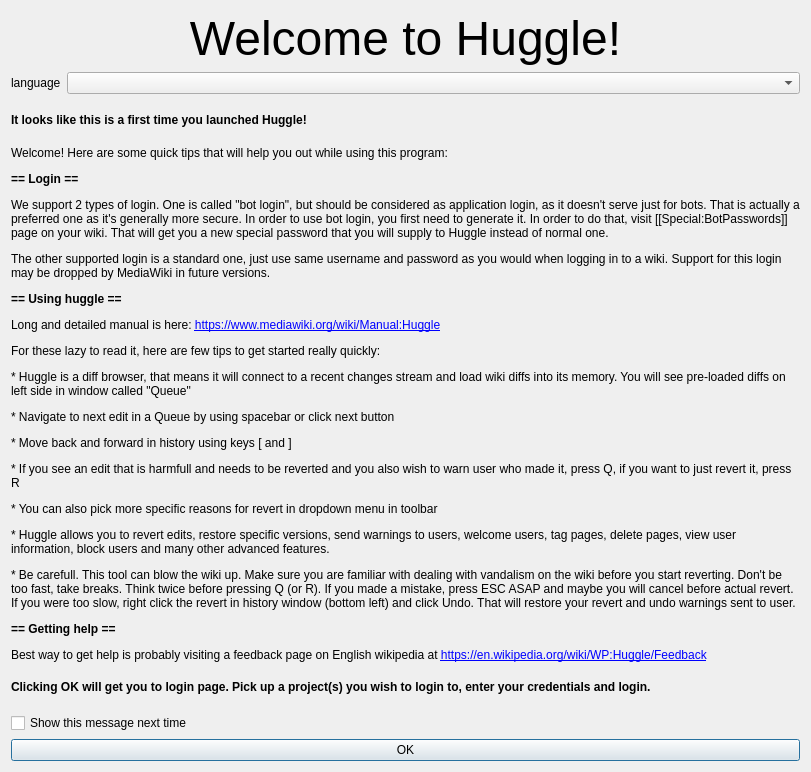
Before: the Qt Designer form huggle/welcomeinfo.ui in huggle/huggle3-qt-lx, drawn with Qt 5.
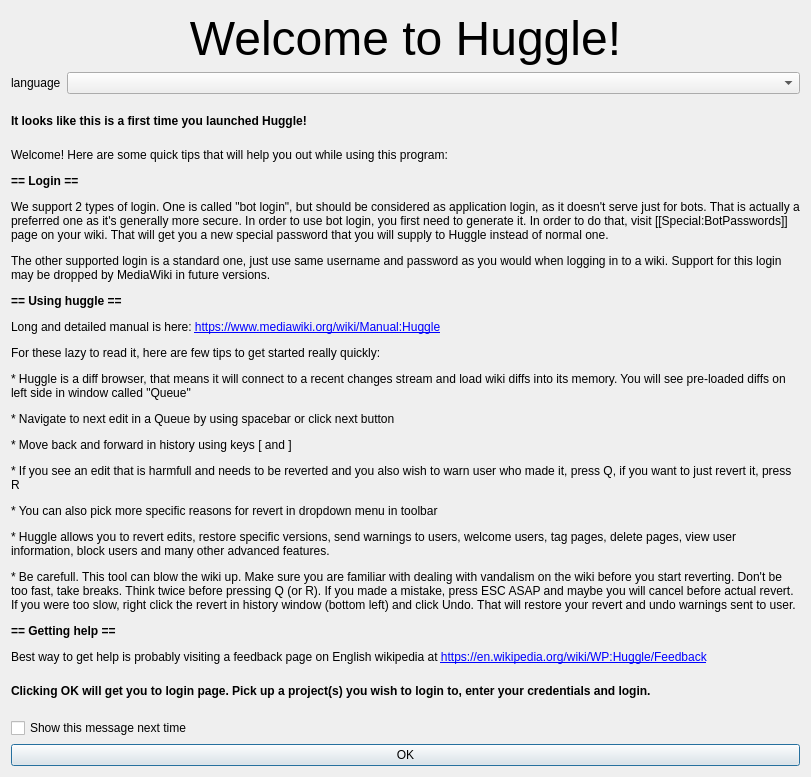
After: the same form once the commit is applied. Icons and pictures are not drawn.

Commit message: T164775: implemented language dialog in welcome screen

Patch:
```diff
--- a/huggle/welcomeinfo.ui
+++ b/huggle/welcomeinfo.ui
@@ -7,7 +7,7 @@
     <x>0</x>
     <y>0</y>
     <width>811</width>
-    <height>772</height>
+    <height>777</height>
    </rect>
   </property>
   <property name="windowTitle">
```
The commit also changes 2 other files.
